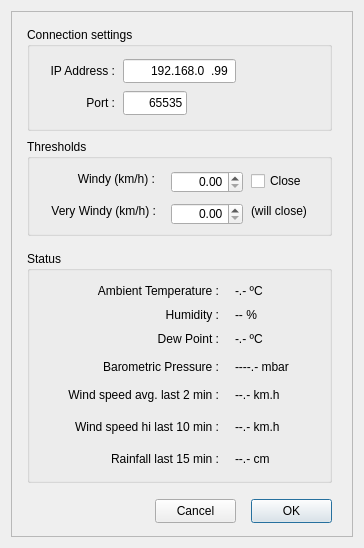
Qt form WeatherLink.ui (rpineau/WeatherLink) before a commit.
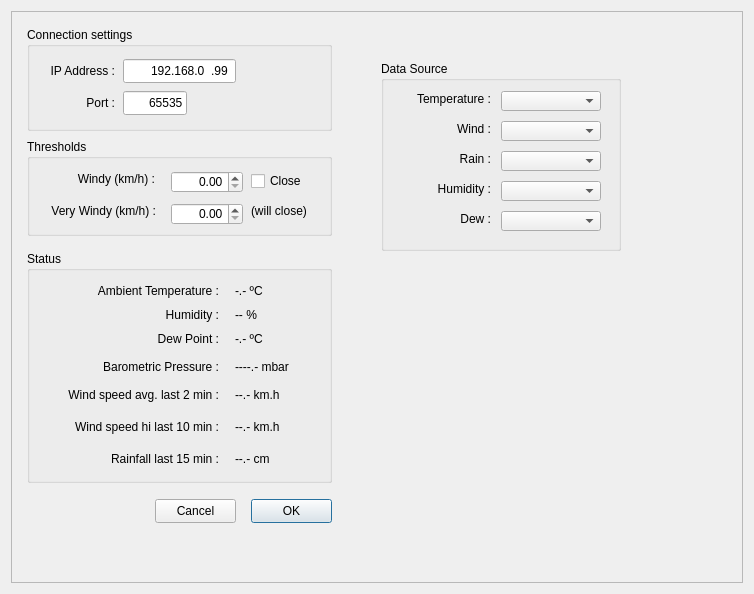
The same form after that commit. Custom widgets are drawn as their Qt base class.

Commit message: Adding support for multiple data source.

The edit to the form file:
```diff
--- a/WeatherLink.ui
+++ b/WeatherLink.ui
@@ -6,8 +6,8 @@
    <rect>
     <x>0</x>
     <y>0</y>
-    <width>364</width>
-    <height>548</height>
+    <width>754</width>
+    <height>594</height>
    </rect>
   </property>
   <property name="sizePolicy">
@@ -24,8 +24,8 @@
   </property>
   <property name="maximumSize">
    <size>
-    <width>364</width>
-    <height>548</height>
+    <width>1024</width>
+    <height>1024</height>
    </size>
   </property>
   <property name="windowTitle">
@@ -513,6 +513,149 @@
        </property>
       </widget>
      </widget>
+     <widget class="QGroupBox" name="groupBox_3">
+      <property name="geometry">
+       <rect>
+        <x>370</x>
+        <y>50</y>
+        <width>240</width>
+        <height>190</height>
+       </rect>
+      </property>
+      <property name="title">
+       <string>Data Source</string>
+      </property>
+      <widget class="QLabel" name="label_9">
+       <property name="geometry">
+        <rect>
+         <x>10</x>
+         <y>30</y>
+         <width>100</width>
+         <height>16</height>
+        </rect>
+       </property>
+       <property name="text">
+        <string>Temperature :</string>
+       </property>
+       <property name="alignment">
+        <set>Qt::AlignRight|Qt::AlignTrailing|Qt::AlignVCenter</set>
+       </property>
+      </widget>
+      <widget class="QLabel" name="label_10">
+       <property name="geometry">
+        <rect>
+         <x>10</x>
+         <y>60</y>
+         <width>100</width>
+         <height>16</height>
+        </rect>
+       </property>
+       <property name="text">
+        <string>Wind :</string>
+       </property>
+       <property name="alignment">
+        <set>Qt::AlignRight|Qt::AlignTrailing|Qt::AlignVCenter</set>
+       </property>
+      </widget>
+      <widget class="QLabel" name="label_11">
+       <property name="geometry">
+        <rect>
+         <x>10</x>
+         <y>90</y>
+         <width>100</width>
+         <height>16</height>
+        </rect>
+       </property>
+       <property name="text">
+        <string>Rain :</string>
+       </property>
+       <property name="alignment">
+        <set>Qt::AlignRight|Qt::AlignTrailing|Qt::AlignVCenter</set>
+       </property>
+      </widget>
+      <widget class="QLabel" name="label_12">
+       <property name="geometry">
+        <rect>
+         <x>10</x>
+         <y>120</y>
+         <width>100</width>
+         <height>16</height>
+        </rect>
+       </property>
+       <property name="text">
+        <string>Humidity :</string>
+       </property>
+       <property name="alignment">
+        <set>Qt::AlignRight|Qt::AlignTrailing|Qt::AlignVCenter</set>
+       </property>
+      </widget>
+      <widget class="QLabel" name="label_13">
+       <property name="geometry">
+        <rect>
+         <x>10</x>
+         <y>150</y>
+         <width>100</width>
+         <height>16</height>
+        </rect>
+       </property>
+       <property name="text">
+        <string>Dew :</string>
+       </property>
+       <property name="alignment">
+        <set>Qt::AlignRight|Qt::AlignTrailing|Qt::AlignVCenter</set>
+       </property>
+      </widget>
+      <widget class="QComboBox" name="comboBox">
+       <property name="geometry">
+        <rect>
+         <x>120</x>
+         <y>30</y>
+         <width>100</width>
+         <height>20</height>
+        </rect>
+       </property>
+      </widget>
+      <widget class="QComboBox" name="comboBox_2">
+       <property name="geometry">
+        <rect>
+         <x>120</x>
+         <y>60</y>
+         <width>100</width>
+         <height>20</height>
+        </rect>
+       </property>
+      </widget>
+      <widget class="QComboBox" name="comboBox_3">
+       <property name="geometry">
+        <rect>
+         <x>120</x>
+         <y>90</y>
+         <width>100</width>
+         <height>20</height>
+        </rect>
+       </property>
+      </widget>
+      <widget class="QComboBox" name="comboBox_4">
+       <property name="geometry">
+        <rect>
+         <x>120</x>
+         <y>120</y>
+         <width>100</width>
+         <height>20</height>
+        </rect>
+       </property>
+      </widget>
+      <widget class="QComboBox" name="comboBox_5">
+       <property name="geometry">
+        <rect>
+         <x>120</x>
+         <y>150</y>
+         <width>100</width>
+         <height>20</height>
+        </rect>
+       </property>
+      </widget>
+     </widget>
     </widget>
    </item>
   </layout>
```
The commit also changes 4 other files.
